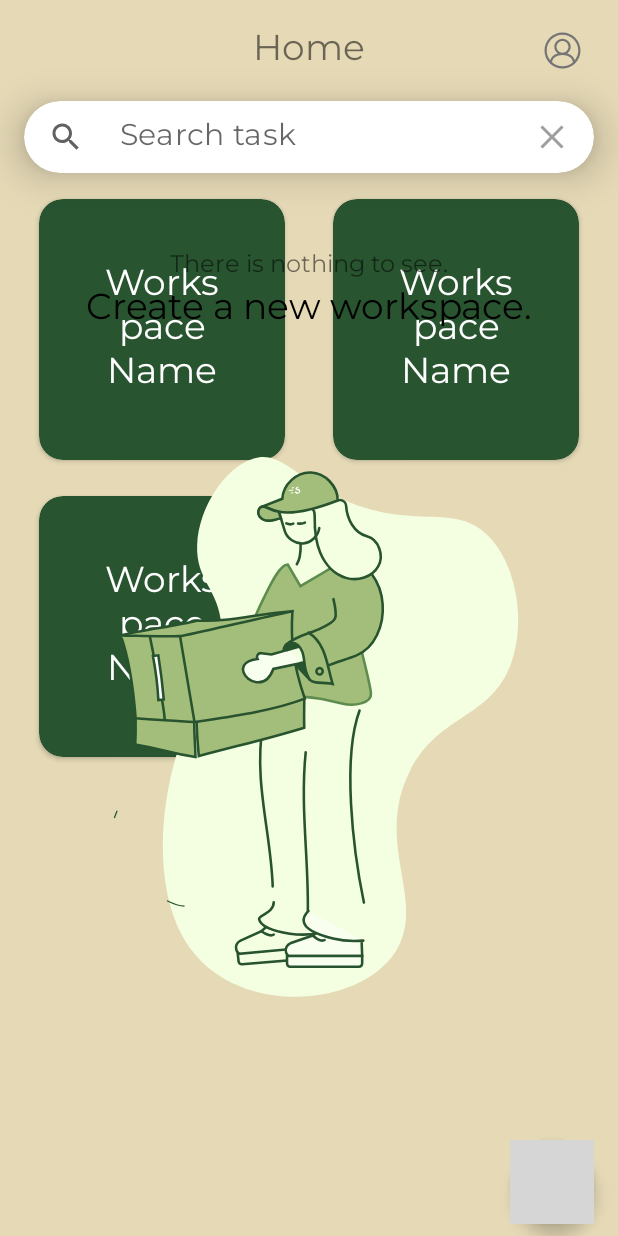
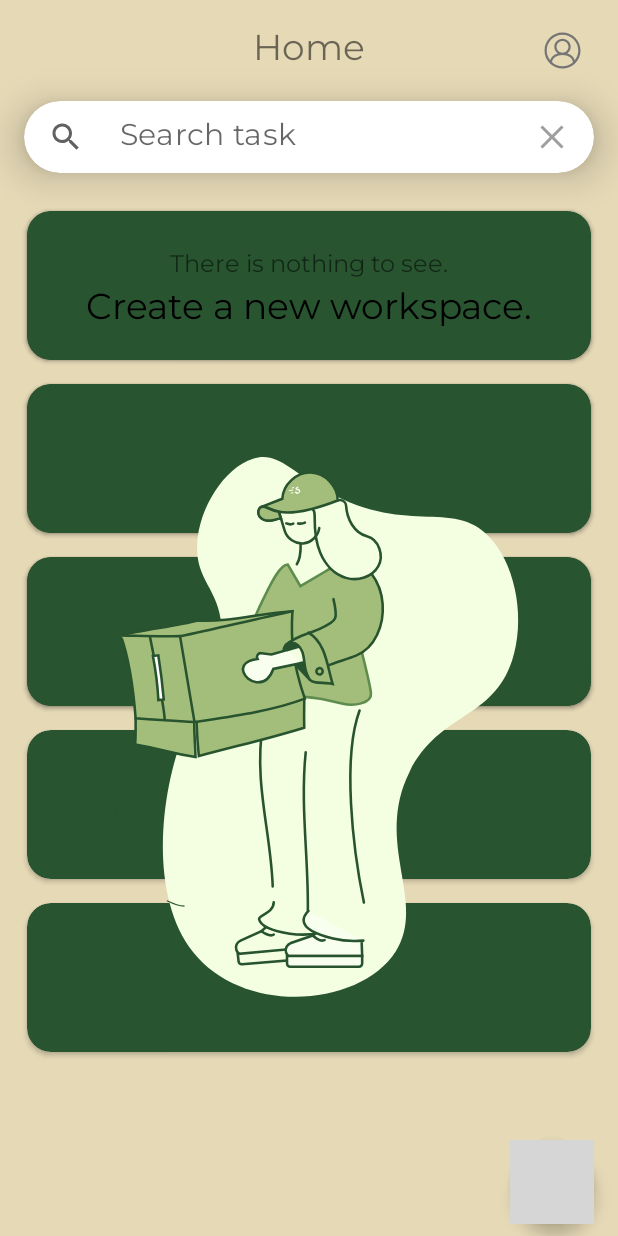
Before and after one commit to yamanf/TaskMan, an Android app: the layout fragment_home.xml on its own in the app's theme, with its tools: preview values and no code run, on a phone screen of 412 x 824 dp. Run offline under Robolectric (Android 15) with nearby library versions, the phone set to English and light mode, and no system bars; grey boxes are pictures that could not be loaded.

Commit message:
Home loading animation added.

```diff
--- a/app/src/main/res/layout/fragment_home.xml
+++ b/app/src/main/res/layout/fragment_home.xml
@@ -110,13 +110,40 @@
         android:layout_gravity="center"
         android:layout_marginTop="1dp"
         android:paddingHorizontal="10dp"
+        android:paddingTop="16dp"
         app:layoutManager="androidx.recyclerview.widget.GridLayoutManager"
         app:layout_constraintEnd_toEndOf="parent"
         app:layout_constraintStart_toStartOf="parent"
         app:layout_constraintTop_toBottomOf="@+id/searchBox"
         app:layout_constraintBottom_toTopOf="@id/adView"
-        app:spanCount="2"
         tools:listitem="@layout/rv_main_item" />
+
+    <com.facebook.shimmer.ShimmerFrameLayout
+        android:id="@+id/shimmerRvMain"
+        android:layout_width="match_parent"
+        android:layout_height="0dp"
+        android:layout_gravity="center"
+        android:layout_marginTop="1dp"
+        android:paddingTop="16dp"
+        android:paddingHorizontal="10dp"
+        app:layoutManager="androidx.recyclerview.widget.GridLayoutManager"
+        app:layout_constraintEnd_toEndOf="parent"
+        app:layout_constraintStart_toStartOf="parent"
+        app:layout_constraintTop_toBottomOf="@+id/searchBox"
+        app:layout_constraintBottom_toTopOf="@id/adView">
+
+        <LinearLayout
+            android:layout_width="match_parent"
+            android:layout_height="match_parent"
+            android:orientation="vertical">
+            <include layout="@layout/rv_main_item" />
+            <include layout="@layout/rv_main_item" />
+            <include layout="@layout/rv_main_item" />
+            <include layout="@layout/rv_main_item" />
+            <include layout="@layout/rv_main_item" />
+        </LinearLayout>
+
+    </com.facebook.shimmer.ShimmerFrameLayout>
 
     <androidx.recyclerview.widget.RecyclerView
         android:id="@+id/rvSearch"
@@ -176,6 +203,16 @@
             />
     </androidx.constraintlayout.widget.ConstraintLayout>
 
+    <com.airbnb.lottie.LottieAnimationView
+        android:id="@+id/ivSearchLoading"
+        android:layout_width="match_parent"
+        android:layout_height="match_parent"
+        app:lottie_rawRes="@raw/loading_circle"
+        app:lottie_loop="true"
+        app:lottie_autoPlay="true"
+        android:visibility="gone"
+        />
+
     <com.google.android.gms.ads.AdView
         android:id="@+id/adView"
         android:layout_width="wrap_content"
--- a/app/src/main/res/layout/rv_main_item.xml
+++ b/app/src/main/res/layout/rv_main_item.xml
@@ -5,9 +5,7 @@
     android:layout_height="wrap_content"
     xmlns:app="http://schemas.android.com/apk/res-auto"
     app:cardCornerRadius="16dp"
-    android:layout_marginTop="16dp"
-    android:layout_marginBottom="8dp"
-    android:layout_marginHorizontal="16dp"
+    android:layout_margin="8dp"
     android:backgroundTint="@color/dark_green">
 
     <TextView
@@ -16,11 +14,11 @@
         android:layout_height="wrap_content"
         android:padding="8dp"
         android:layout_marginHorizontal="8dp"
-        android:layout_marginVertical="32dp"
+        android:layout_marginVertical="24dp"
         android:fontFamily="@font/montserrat"
         android:gravity="center"
         android:textSize="24sp"
-        android:text="@string/workspace_name"
+        android:text=""
         android:layout_gravity="center"
         android:textColor="@color/white" />
 
```
Also changed, not shown: app/src/main/java/com/yamanf/taskman/ui/home/HomeFragment.kt (+28 -5 lines), app/src/main/java/com/yamanf/taskman/ui/home/HomeViewModel.kt (+11 -7 lines).
